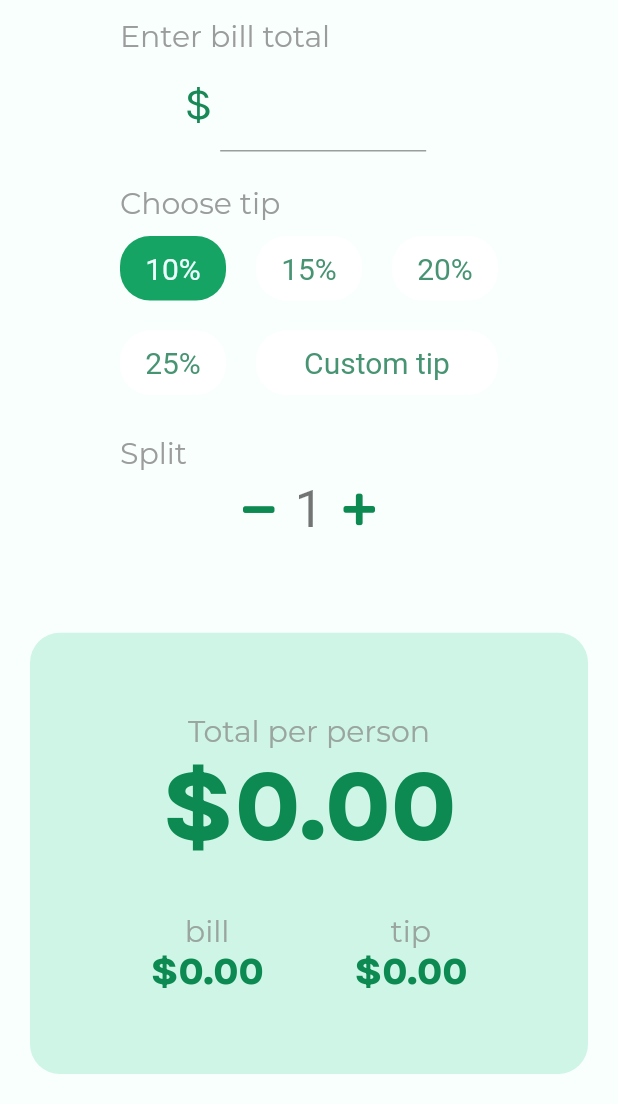
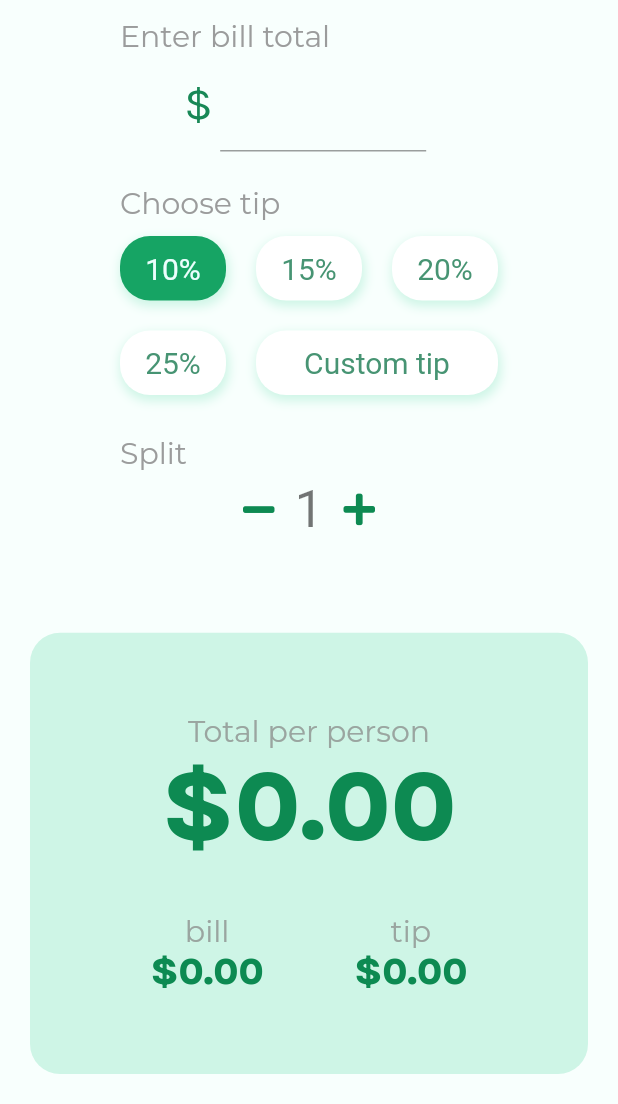
Before and after one commit to srujanjoshi/tipsy, a Flutter app: the screen it shows after launch, on a phone screen of 412 x 824 dp, the part 132-1236 px from its top. Run offline on Flutter 3.47's test engine with Material 2 defaults, Android fonts, the phone set to English and light mode, and no system bars; our stand-ins replace flutter_custom_clippers, font_awesome_flutter, google_fonts; missing offline and left inert: dart:ffi.

Commit message:
More Layout Improvement

```diff
--- a/lib/main.dart
+++ b/lib/main.dart
@@ -95,6 +95,7 @@ class _MyHomePageState extends State<MyHomePage> {
     // fast, so that you can just rebuild anything that needs updating rather
     // than having to individually change instances of widgets.
     return Scaffold(
+      resizeToAvoidBottomInset: false,
       appBar: PreferredSize(
         // Here we take the value from the MyHomePage object that was created by
         // the App.build method, and use it to set our appbar title.
--- a/lib/tip_bubble.dart
+++ b/lib/tip_bubble.dart
@@ -26,12 +26,12 @@ class TipAmountBubble extends StatelessWidget {
         decoration: BoxDecoration(
           color: this.backgroundColor,
           borderRadius: BorderRadius.circular(20),
-          // boxShadow: [BoxShadow(
-          //   color:kInactiveTipAmountTextColor,
-          //   spreadRadius: 1,
-          //   blurRadius: 3,
-          //   offset:Offset(0,1),
-          // )],
+          boxShadow: [BoxShadow(
+            color:kAppBarColor,
+            spreadRadius: 1,
+            blurRadius: 5,
+            offset:Offset(1,3),
+          )],
         ),
       ),
     );
```
